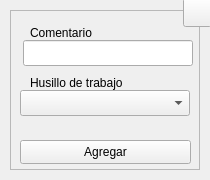
Before: the Qt Designer form interfaces/ui_files/comment.ui in Raw0201/GCode2, drawn with Qt 5.
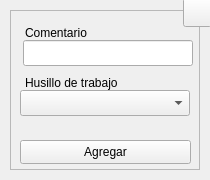
After: the same form once the commit is applied. Icons and pictures are not drawn.

```diff
--- a/interfaces/ui_files/comment.ui
+++ b/interfaces/ui_files/comment.ui
@@ -2222,9 +2222,9 @@
      </property>
      <property name="geometry">
       <rect>
-       <x>20</x>
+       <x>15</x>
        <y>10</y>
-       <width>73</width>
+       <width>74</width>
        <height>26</height>
       </rect>
      </property>
@@ -2241,9 +2241,9 @@
      </property>
      <property name="geometry">
       <rect>
-       <x>20</x>
+       <x>15</x>
        <y>60</y>
-       <width>111</width>
+       <width>104</width>
        <height>26</height>
       </rect>
      </property>
```
